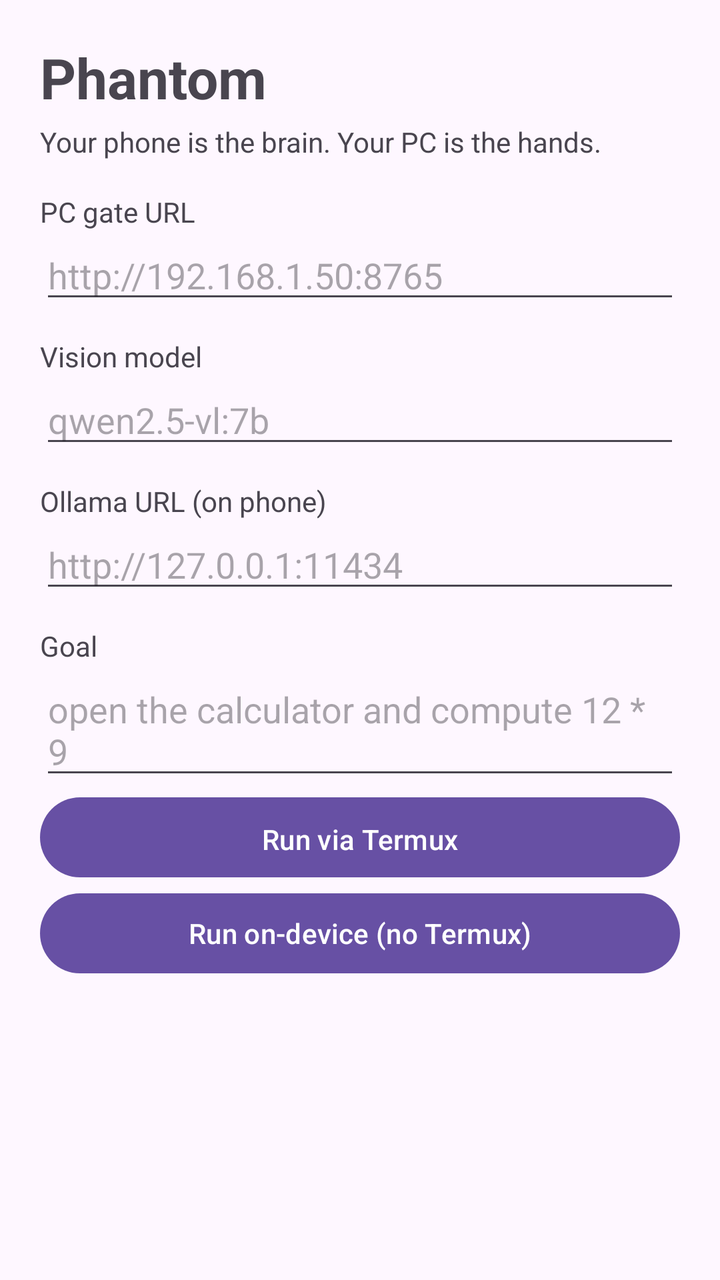
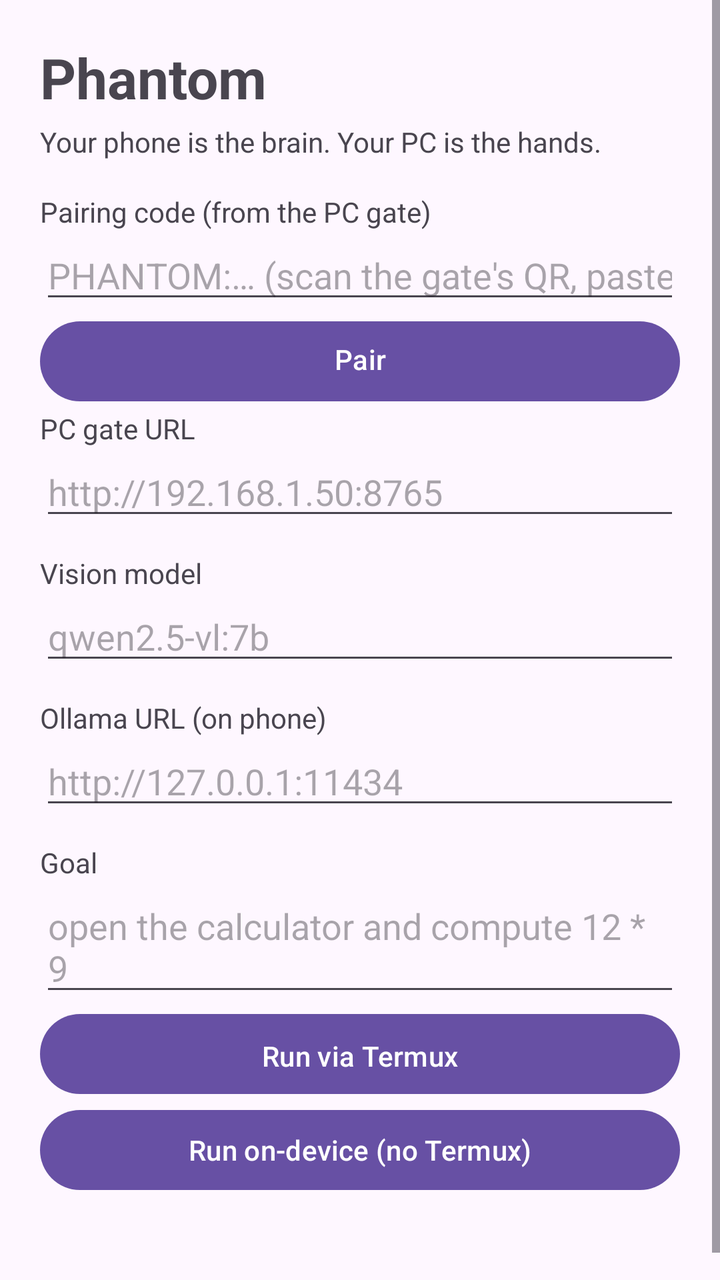

The first picture is an Android layout as it rendered before a commit; the second is the same layout after the commit. The layout source and the unified diff follow.
<!-- AndroidManifest.xml: application theme Theme.Phantom -->
<!-- res/layout/activity_main.xml -->
<?xml version="1.0" encoding="utf-8"?>
<ScrollView xmlns:android="http://schemas.android.com/apk/res/android"
    android:layout_width="match_parent"
    android:layout_height="match_parent"
    android:fillViewport="true">

    <LinearLayout
        android:layout_width="match_parent"
        android:layout_height="wrap_content"
        android:orientation="vertical"
        android:padding="20dp">

        <TextView
            android:layout_width="wrap_content"
            android:layout_height="wrap_content"
            android:text="@string/app_name"
            android:textSize="28sp"
            android:textStyle="bold"
            android:paddingBottom="4dp" />

        <TextView
            android:layout_width="wrap_content"
            android:layout_height="wrap_content"
            android:text="@string/tagline"
            android:paddingBottom="16dp" />

        <TextView
            android:layout_width="wrap_content"
            android:layout_height="wrap_content"
            android:text="@string/label_pc_url" />

        <EditText
            android:id="@+id/pcUrl"
            android:layout_width="match_parent"
            android:layout_height="wrap_content"
            android:hint="@string/hint_pc_url"
            android:inputType="textUri"
            android:importantForAutofill="no" />

        <TextView
            android:layout_width="wrap_content"
            android:layout_height="wrap_content"
            android:text="@string/label_model"
            android:paddingTop="12dp" />

        <EditText
            android:id="@+id/model"
            android:layout_width="match_parent"
            android:layout_height="wrap_content"
            android:hint="@string/hint_model"
            android:inputType="text"
            android:importantForAutofill="no" />

        <TextView
            android:layout_width="wrap_content"
            android:layout_height="wrap_content"
            android:text="@string/label_ollama"
            android:paddingTop="12dp" />

        <EditText
            android:id="@+id/ollamaUrl"
            android:layout_width="match_parent"
            android:layout_height="wrap_content"
            android:hint="@string/hint_ollama"
            android:inputType="textUri"
            android:importantForAutofill="no" />

        <TextView
            android:layout_width="wrap_content"
            android:layout_height="wrap_content"
            android:text="@string/label_goal"
            android:paddingTop="12dp" />

        <EditText
            android:id="@+id/goal"
            android:layout_width="match_parent"
            android:layout_height="wrap_content"
            android:hint="@string/hint_goal"
            android:inputType="textMultiLine"
            android:minLines="2"
            android:importantForAutofill="no" />

        <Button
            android:id="@+id/runButton"
            android:layout_width="match_parent"
            android:layout_height="wrap_content"
            android:text="@string/run_termux"
            android:paddingTop="8dp" />

        <Button
            android:id="@+id/runOnDeviceButton"
            android:layout_width="match_parent"
            android:layout_height="wrap_content"
            android:text="@string/run_on_device" />

        <TextView
            android:id="@+id/log"
            android:layout_width="match_parent"
            android:layout_height="wrap_content"
            android:paddingTop="16dp"
            android:fontFamily="monospace"
            android:textIsSelectable="true"
            android:text="" />
    </LinearLayout>
</ScrollView>
<!-- resources referenced by this layout -->
<resources>
  <string name="app_name">Phantom</string>
  <string name="hint_goal">open the calculator and compute 12 * 9</string>
  <string name="hint_model">qwen2.5-vl:7b</string>
  <string name="hint_ollama">http://127.0.0.1:11434</string>
  <string name="hint_pc_url">http://192.168.1.50:8765</string>
  <string name="label_goal">Goal</string>
  <string name="label_model">Vision model</string>
  <string name="label_ollama">Ollama URL (on phone)</string>
  <string name="label_pc_url">PC gate URL</string>
  <string name="run_on_device">Run on-device (no Termux)</string>
  <string name="run_termux">Run via Termux</string>
  <string name="tagline">Your phone is the brain. Your PC is the hands.</string>
  <style name="Theme.Phantom" parent="Theme.Material3.DayNight.NoActionBar" />
</resources>

<!-- the commit's change to res/layout/activity_main.xml (unified diff, before → after) -->
@@ -23,6 +23,26 @@
             android:layout_height="wrap_content"
             android:text="@string/tagline"
             android:paddingBottom="16dp" />
+
+        <TextView
+            android:layout_width="wrap_content"
+            android:layout_height="wrap_content"
+            android:text="@string/label_pairing" />
+
+        <EditText
+            android:id="@+id/pairingCode"
+            android:layout_width="match_parent"
+            android:layout_height="wrap_content"
+            android:hint="@string/hint_pairing"
+            android:inputType="text"
+            android:importantForAutofill="no" />
+
+        <Button
+            android:id="@+id/pairButton"
+            android:layout_width="match_parent"
+            android:layout_height="wrap_content"
+            android:text="@string/pair"
+            android:paddingBottom="8dp" />
 
         <TextView
             android:layout_width="wrap_content"
<!-- resource entries referenced after the edit -->
@@ -4,11 +4,14 @@
   <string name="hint_goal">open the calculator and compute 12 * 9</string>
   <string name="hint_model">qwen2.5-vl:7b</string>
   <string name="hint_ollama">http://127.0.0.1:11434</string>
+  <string name="hint_pairing">PHANTOM:…  (scan the gate\'s QR, paste here)</string>
   <string name="hint_pc_url">http://192.168.1.50:8765</string>
   <string name="label_goal">Goal</string>
   <string name="label_model">Vision model</string>
   <string name="label_ollama">Ollama URL (on phone)</string>
+  <string name="label_pairing">Pairing code (from the PC gate)</string>
   <string name="label_pc_url">PC gate URL</string>
+  <string name="pair">Pair</string>
   <string name="run_on_device">Run on-device (no Termux)</string>
   <string name="run_termux">Run via Termux</string>
   <string name="tagline">Your phone is the brain. Your PC is the hands.</string>
